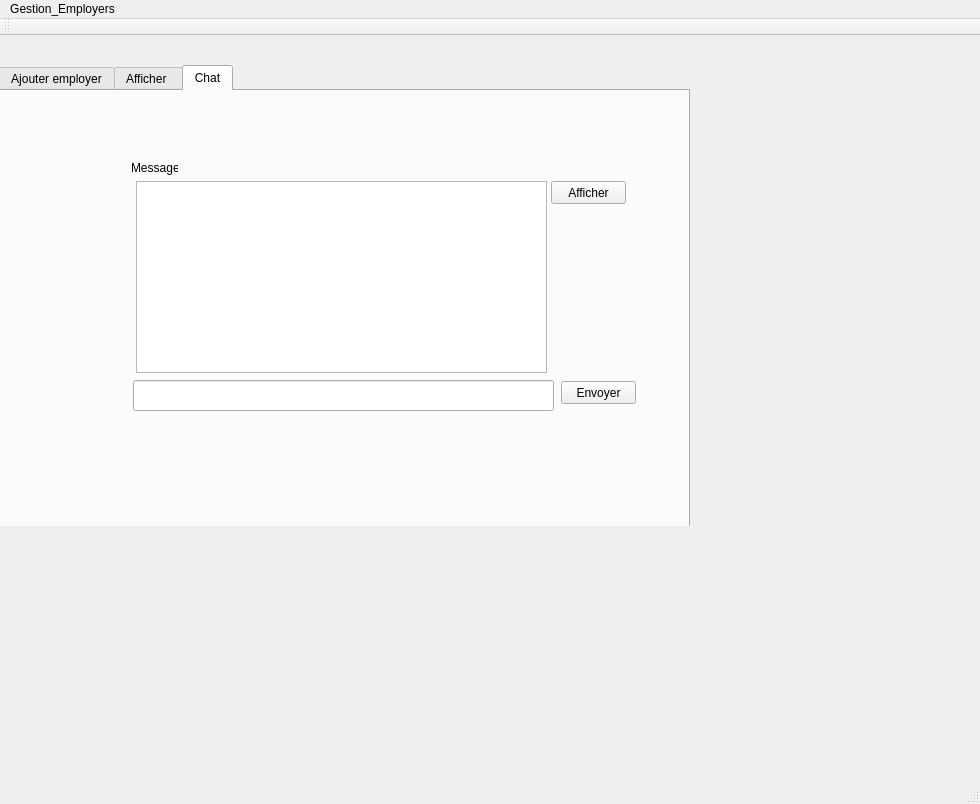
choucheniheb/Projet_C-_2A23_Smart-beauty-center, file mainwindow.ui: the form before one commit.
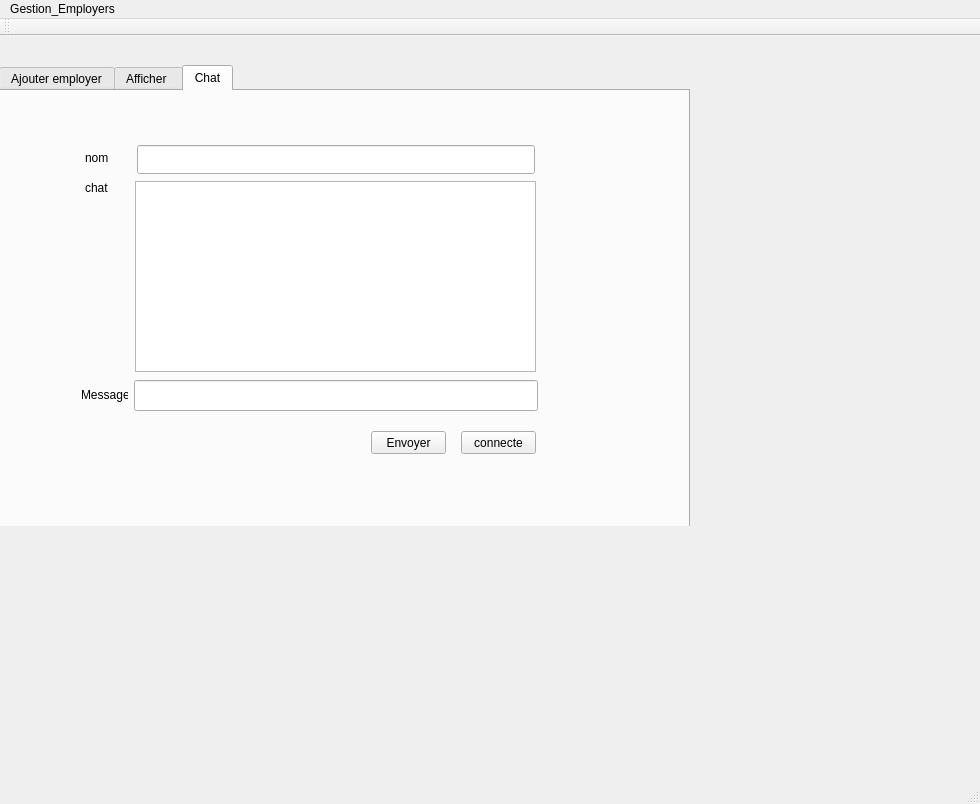
The form after the commit. The open tabs and pages were chosen to show the change.

```diff
--- a/mainwindow.ui
+++ b/mainwindow.ui
@@ -1280,8 +1280,8 @@
        <widget class="QPushButton" name="pushButtonEnvoyer">
         <property name="geometry">
          <rect>
-          <x>560</x>
-          <y>290</y>
+          <x>370</x>
+          <y>340</y>
           <width>75</width>
           <height>23</height>
          </rect>
@@ -1293,8 +1293,8 @@
        <widget class="QLabel" name="label_6">
         <property name="geometry">
          <rect>
-          <x>130</x>
-          <y>70</y>
+          <x>80</x>
+          <y>297</y>
           <width>47</width>
           <height>14</height>
          </rect>
@@ -1306,36 +1306,13 @@
        <widget class="QLineEdit" name="lineEditEnvoyer">
         <property name="geometry">
          <rect>
-          <x>132</x>
+          <x>133</x>
           <y>289</y>
-          <width>421</width>
+          <width>404</width>
           <height>31</height>
          </rect>
         </property>
        </widget>
-       <widget class="QPushButton" name="pushButtonAfficherMessage">
-        <property name="geometry">
-         <rect>
-          <x>550</x>
-          <y>90</y>
-          <width>75</width>
-          <height>23</height>
-         </rect>
-        </property>
-        <property name="text">
-         <string>Afficher</string>
-        </property>
-       </widget>
-       <widget class="QTableView" name="tableViewAfficherMessage">
-        <property name="geometry">
-         <rect>
-          <x>135</x>
-          <y>90</y>
-          <width>411</width>
-          <height>192</height>
-         </rect>
-        </property>
-       </widget>
        <widget class="QLabel" name="label_7">
         <property name="geometry">
          <rect>
@@ -1373,6 +1350,65 @@
          <enum>Qt::AutoText</enum>
         </property>
        </widget>
+       <widget class="QPushButton" name="pb_connecter">
+        <property name="geometry">
+         <rect>
+          <x>460</x>
+          <y>340</y>
+          <width>75</width>
+          <height>23</height>
+         </rect>
+        </property>
+        <property name="text">
+         <string>connecte</string>
+        </property>
+       </widget>
+       <widget class="QTextEdit" name="textEdit">
+        <property name="geometry">
+         <rect>
+          <x>134</x>
+          <y>90</y>
+          <width>401</width>
+          <height>191</height>
+         </rect>
+        </property>
+       </widget>
+       <widget class="QLineEdit" name="le_nickname">
+        <property name="geometry">
+         <rect>
+          <x>136</x>
+          <y>54</y>
+          <width>398</width>
+          <height>29</height>
+         </rect>
+        </property>
+       </widget>
+       <widget class="QLabel" name="label">
+        <property name="geometry">
+         <rect>
+          <x>84</x>
+          <y>90</y>
+          <width>47</width>
+          <height>14</height>
+         </rect>
+        </property>
+        <property name="text">
+         <string>chat</string>
+        </property>
+       </widget>
+       <widget class="QLabel" name="label_8">
+        <property name="geometry">
+         <rect>
+          <x>84</x>
+          <y>60</y>
+          <width>47</width>
+          <height>14</height>
+         </rect>
+        </property>
+        <property name="text">
+         <string>nom</string>
+        </property>
+       </widget>
        <zorder>label_7</zorder>
        <zorder>pushButtonEnvoyer</zorder>
        <zorder>label_6</zorder>
```
Left out of the diff: 17 changed lines with no effect on the pictures.
